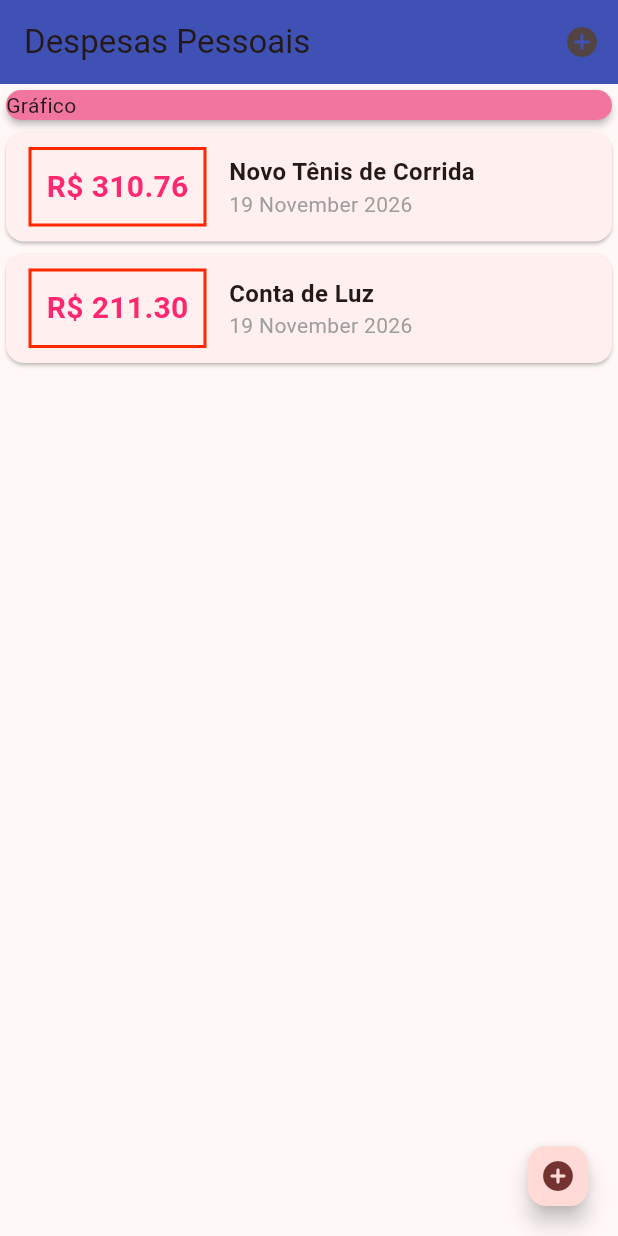
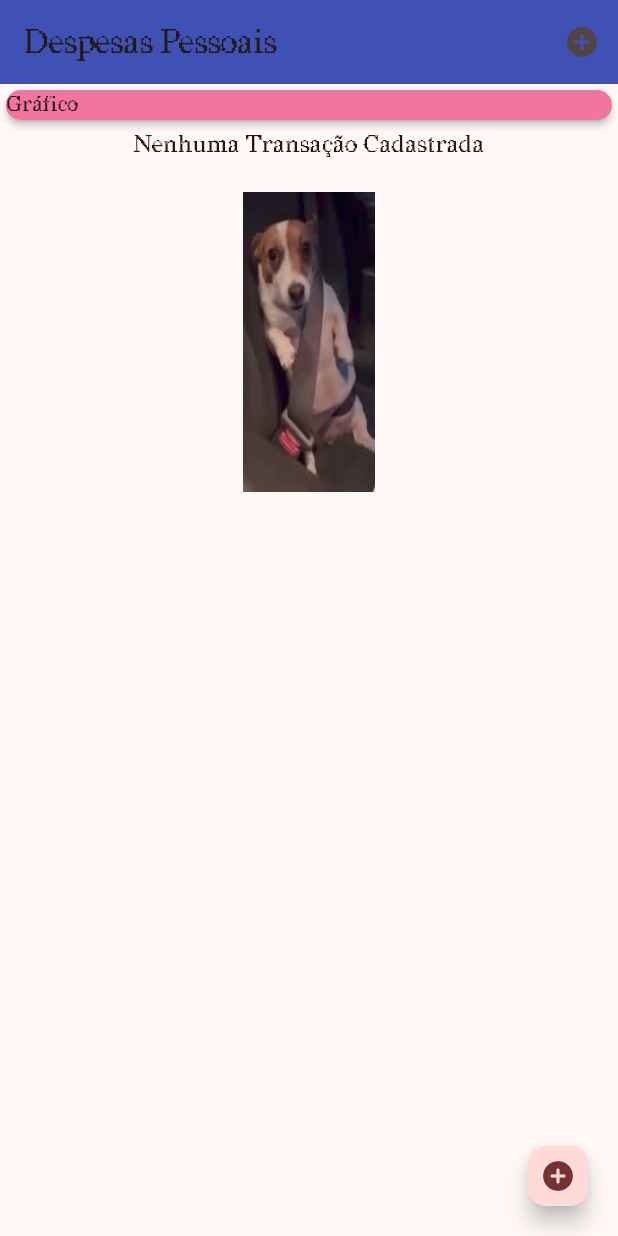
Before and after one commit to Aleystr/Flutter_Coder, a Flutter app: the screen it shows after launch, on a phone screen of 412 x 824 dp. Run offline on Flutter 3.47's test engine with Material 3 defaults, Android fonts, the phone set to English and light mode, and no system bars.

Commit message:
Chart #1

```diff
--- a/lib/components/transaction_list.dart
+++ b/lib/components/transaction_list.dart
@@ -13,7 +13,22 @@ TransactionList(this.transactions);
   Widget build(BuildContext context) {
     return Container(
       height: 300,
-      child: ListView.builder(
+      child: transactions.isEmpty ? Column(
+        children: <Widget>[
+          Text(
+          'Nenhuma Transação Cadastrada',
+          style: Theme.of(context).textTheme.titleMedium,
+        ),
+        SizedBox(height: 20,),
+        Container(
+          height: 200,
+          child: Image.asset(
+            'assets/images/cachorro.png',
+            fit: BoxFit.cover,
+            ),
+        ),
+        ],
+      ):  ListView.builder(
         itemCount:  transactions.length,
         itemBuilder: (ctx, index) {
           final tr = transactions[index];
--- a/lib/main.dart
+++ b/lib/main.dart
@@ -18,6 +18,7 @@ class ExpensesApp extends StatelessWidget {
       home: MyHomePage(),
       theme: ThemeData(
         primarySwatch: Colors.pink,
+        fontFamily: 'Redaction50',
         colorScheme: ColorScheme.fromSeed(
           seedColor: Colors.redAccent
           ).copyWith(
@@ -37,18 +38,19 @@ class MyHomePage extends StatefulWidget {
 
 class _MyHomePageState extends State<MyHomePage> {
 
-    final _transactions = [
-    Transaction(
-      id: 't1',
-      title: 'Novo Tênis de Corrida',
-      value: 310.76,
-      date: DateTime.now()),
-    Transaction(
-      id: 't2',
-      title: 'Conta de Luz',
-      value: 211.30,
-      date: DateTime.now())
-    ];
+    final List<Transaction> _transactions = [
+    // Transaction(
+    //   id: 't1',
+    //   title: 'Novo Tênis de Corrida',
+    //   value: 310.76,
+    //   date: DateTime.now()),
+    // Transaction(
+    //   id: 't2',
+    //   title: 'Conta de Luz',
+    //   value: 211.30,
+    //   date: DateTime.now())
+    //
+   ];
 
     _addTransaction(String title, double value) {
     final newTransaction = Transaction(
```
Also changed, not shown: lib/components/chart.dart (added, +47 -0 lines), pubspec.yaml (+9 -8 lines), assets/fonts/Redaction50-Bold.ttf (added), assets/fonts/Redaction50-Italic.ttf (added), assets/fonts/Redaction50-Regular.ttf (added), assets/images/cachorro.png (added).
